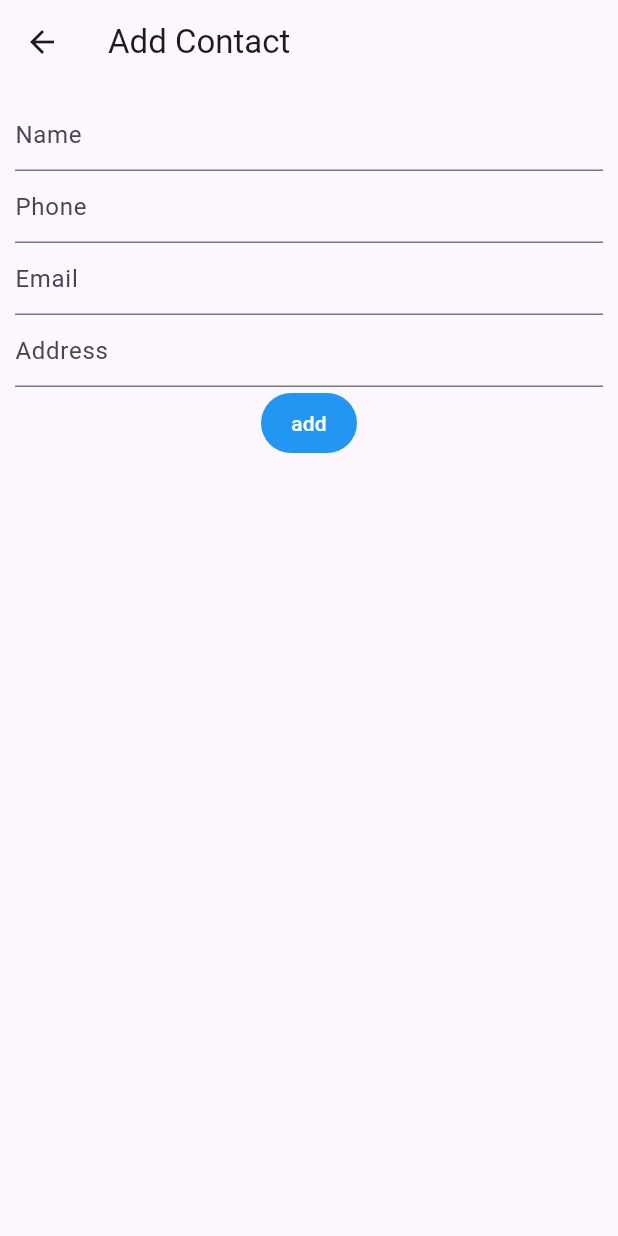
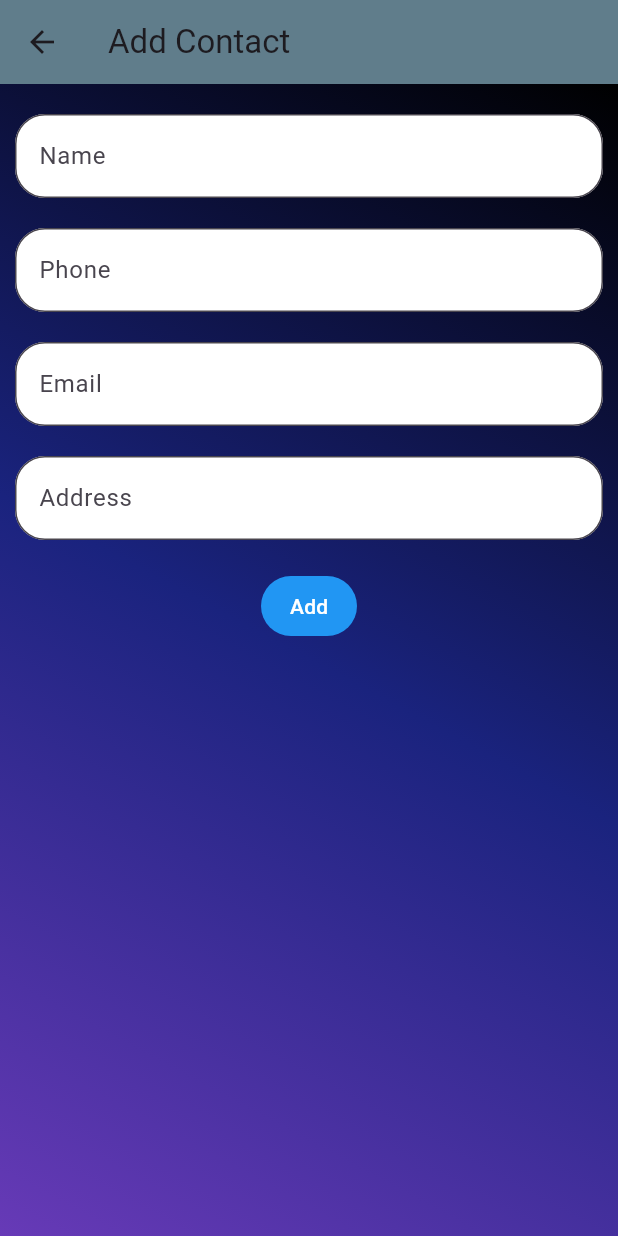
Before and after one commit to ShinDSR/PAML_Exercise02, a Flutter app: the AddContact screen opened directly, on a phone screen of 412 x 824 dp. Run offline on Flutter 3.47's test engine with Material 2 defaults, Android fonts, the phone set to English and light mode, and no system bars; our stand-ins replace cloud_firestore, firebase_auth, firebase_core; accounts and stored records are empty.

Commit message:
edit ui on add_contact & edit_contact

```diff
--- a/lib/view/add_contact.dart
+++ b/lib/view/add_contact.dart
@@ -25,37 +25,83 @@ class _AddContactState extends State<AddContact> {
     return Scaffold(
       appBar: AppBar(
         title: const Text('Add Contact'),
+        backgroundColor: Colors.blueGrey,
       ),
-      body: Padding(
+      body: Container(
+        decoration: const BoxDecoration(
+          gradient: LinearGradient(
+            begin: Alignment.topRight,
+            end: Alignment.bottomLeft,
+            colors: [
+              Color(0xFF000000),
+              Color(0xFF1A237E),
+              Color(0xFF673AB7),
+            ],
+          ),
+        ),
+        child: Padding(
           padding: EdgeInsets.all(10),
           child: Form(
             key: formkey,
             child: Column(
               children: [
+                const SizedBox(height: 10),
                 TextFormField(
-                decoration: InputDecoration(hintText: 'Name'),
+                  decoration: InputDecoration(
+                    hintText: 'Name',
+                    border: OutlineInputBorder(
+                          borderRadius: BorderRadius.circular(20),
+                        ),
+                        filled: true,
+                        fillColor: Colors.white
+                  ),
                   onChanged: (value) {
                     name = value;
                   },
                 ),
+                const SizedBox(height: 20),
                 TextFormField(
-                decoration: InputDecoration(hintText: 'Phone'),
+                  decoration: InputDecoration(
+                    hintText: 'Phone',
+                    border: OutlineInputBorder(
+                          borderRadius: BorderRadius.circular(20),
+                        ),
+                        filled: true,
+                        fillColor: Colors.white
+                  ),
                   onChanged: (value) {
                     phone = value;
                   },
                 ),
+                const SizedBox(height: 20),
                 TextFormField(
-                decoration: InputDecoration(hintText: 'Email'),
+                  decoration: InputDecoration(
+                    hintText: 'Email',
+                    border: OutlineInputBorder(
+                          borderRadius: BorderRadius.circular(20),
+                        ),
+                        filled: true,
+                        fillColor: Colors.white
+                  ),
                   onChanged: (value) {
                     email = value;
                   },
                 ),
+                const SizedBox(height: 20),
                 TextFormField(
-                decoration: InputDecoration(hintText: 'Address'),
+                  decoration: InputDecoration(
+                    hintText: 'Address',
+                    border: OutlineInputBorder(
+                          borderRadius: BorderRadius.circular(20),
+                        ),
+                        filled: true,
+                        fillColor: Colors.white
+                  ),
                   onChanged: (value) {
                     address = value;
                   },
                 ),
+                const SizedBox(height: 20),
                 TextButton(
                     style: ButtonStyle(
                         backgroundColor: MaterialStateProperty.all(Colors.blue),
@@ -76,11 +122,12 @@ class _AddContactState extends State<AddContact> {
                             builder: (context) => const Contact(),
                           ));
                     },
-                  child: Text('add'))
+                    child: Text('Add'))
               ],
             ),
           ),
         ),
+      )
     );
   }
 }
```
Also changed, not shown: lib/view/edit_contact.dart (+53 -6 lines). Lines whose indentation alone changed are shown as unchanged.
